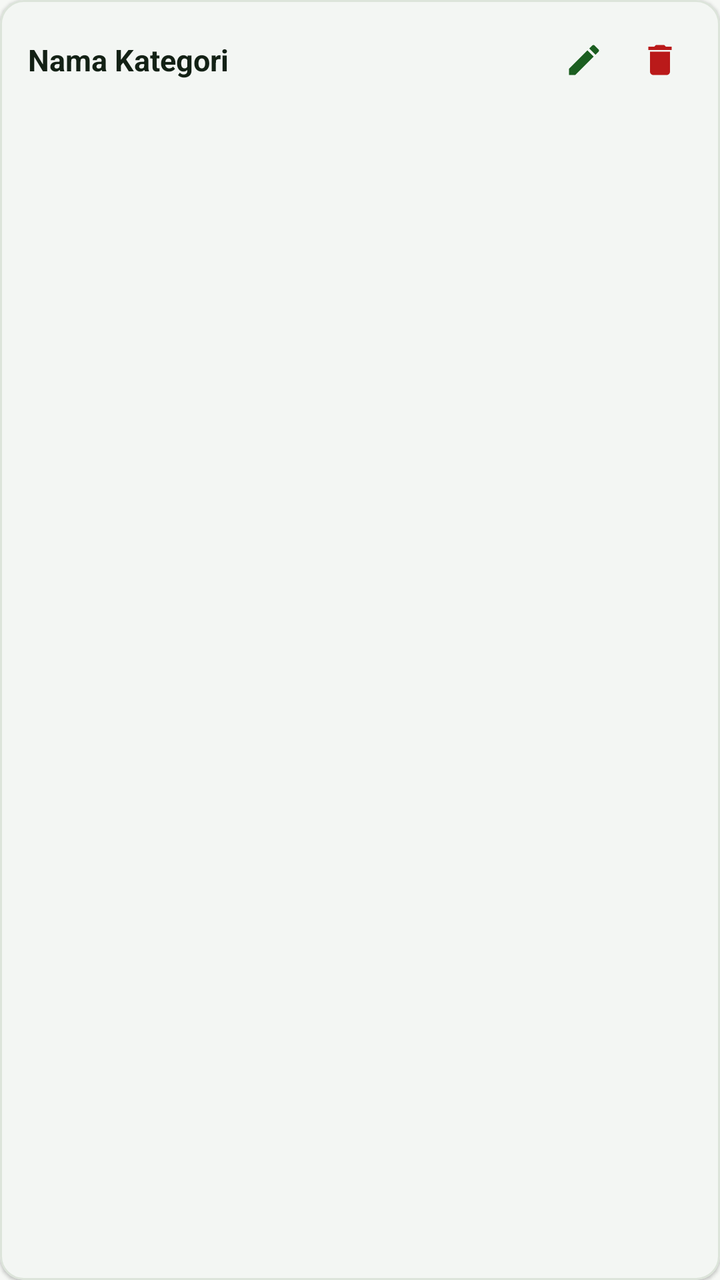
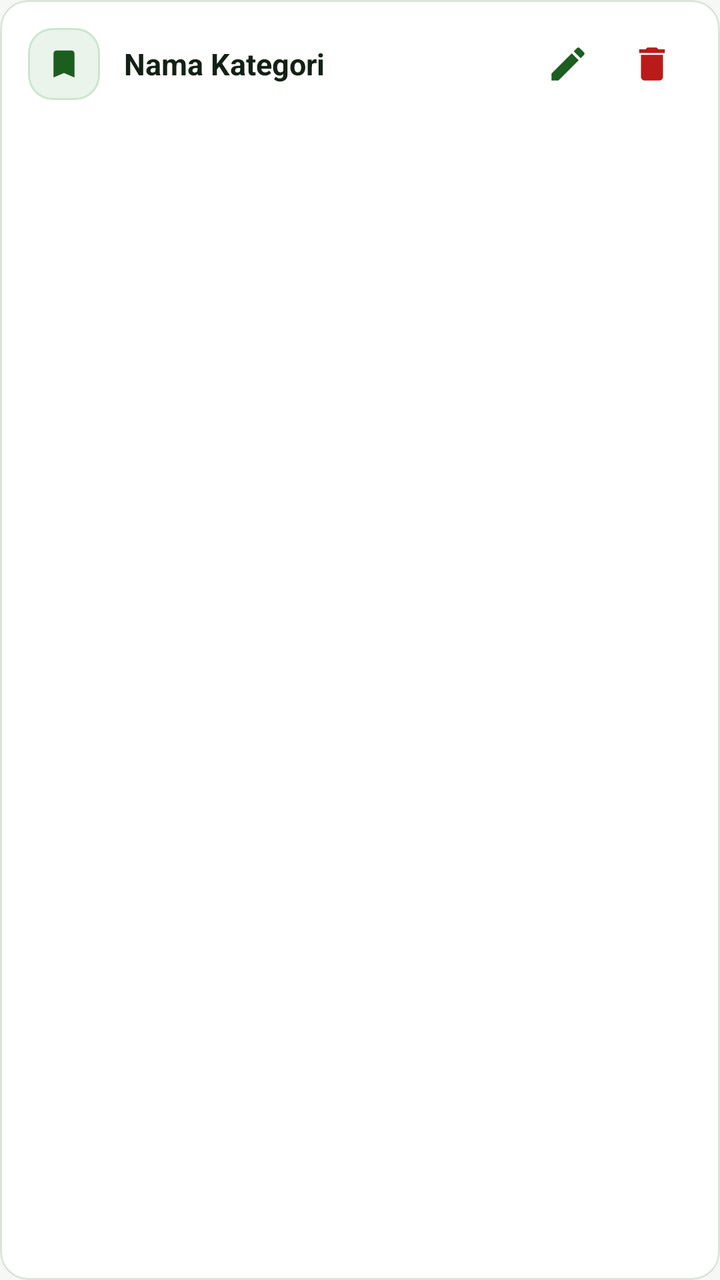

Two renders of the same Android screen: before a commit and after it. Below are the layout's source before the change and the commit's diff.
<!-- AndroidManifest.xml: application theme Theme.Perpustakaan2 -->
<!-- res/layout/item_category_manage.xml -->
<?xml version="1.0" encoding="utf-8"?>
<com.google.android.material.card.MaterialCardView xmlns:android="http://schemas.android.com/apk/res/android"
    xmlns:app="http://schemas.android.com/apk/res-auto"
    android:layout_width="match_parent"
    android:layout_height="wrap_content"
    android:layout_marginBottom="8dp"
    app:cardBackgroundColor="@color/surface"
    app:cardCornerRadius="12dp"
    app:cardElevation="1dp"
    app:strokeColor="@color/outline"
    app:strokeWidth="1dp">

    <LinearLayout
        android:layout_width="match_parent"
        android:layout_height="wrap_content"
        android:gravity="center_vertical"
        android:orientation="horizontal"
        android:padding="14dp">

        <TextView
            android:id="@+id/tvCategoryName"
            android:layout_width="0dp"
            android:layout_height="wrap_content"
            android:layout_weight="1"
            android:text="Nama Kategori"
            android:textColor="@color/text_primary"
            android:textSize="15sp"
            android:textStyle="bold" />

        <ImageView
            android:id="@+id/btnEditCategory"
            android:layout_width="32dp"
            android:layout_height="32dp"
            android:background="?attr/selectableItemBackgroundBorderless"
            android:clickable="true"
            android:focusable="true"
            android:padding="6dp"
            android:src="@drawable/ic_edit"
            app:tint="@color/primary" />

        <ImageView
            android:id="@+id/btnDeleteCategory"
            android:layout_width="32dp"
            android:layout_height="32dp"
            android:layout_marginStart="6dp"
            android:background="?attr/selectableItemBackgroundBorderless"
            android:clickable="true"
            android:focusable="true"
            android:padding="6dp"
            android:src="@drawable/ic_delete"
            app:tint="@color/error" />
    </LinearLayout>
</com.google.android.material.card.MaterialCardView>
<!-- resources referenced by this layout -->
<resources>
  <color name="error">#BA1A1A</color>
  <color name="outline">#DCE4DA</color>
  <color name="primary">#1B5E20</color>
  <color name="surface">#FFFFFF</color>
  <color name="text_primary">#132115</color>
  <!-- drawable ic_delete (drawable) -->
  <vector xmlns:android="http://schemas.android.com/apk/res/android"
      android:width="24dp"
      android:height="24dp"
      android:viewportWidth="24"
      android:viewportHeight="24">
    <path
        android:fillColor="#EF4444"
        android:pathData="M6,19c0,1.1 0.9,2 2,2h8c1.1,0 2,-0.9 2,-2V7H6v12zM19,4h-3.5l-1,-1h-5l-1,1H5v2h14V4z"/>
  </vector>
  <!-- drawable ic_edit (drawable) -->
  <vector xmlns:android="http://schemas.android.com/apk/res/android"
      android:width="24dp"
      android:height="24dp"
      android:viewportWidth="24"
      android:viewportHeight="24">
    <path
        android:fillColor="#FF000000"
        android:pathData="M3,17.25V21h3.75L17.81,9.94l-3.75,-3.75L3,17.25zM20.71,7.04c0.39,-0.39 0.39,-1.02 0,-1.41l-2.34,-2.34c-0.39,-0.39 -1.02,-0.39 -1.41,0l-1.83,1.83 3.75,3.75 1.83,-1.83z"/>
  </vector>
  <color name="primary_dark">#0E3D13</color>
  <color name="on_primary">#FFFFFF</color>
  <color name="primary_container">#CBE6CE</color>
  <color name="secondary">#2E7D32</color>
  <color name="on_secondary">#FFFFFF</color>
  <color name="secondary_container">#D8EED9</color>
  <color name="secondary_dark">#1B5E20</color>
  <color name="background">#F6F8F5</color>
  <color name="surface_variant">#EDF3EC</color>
  <color name="text_secondary">#4E6050</color>
  <color name="outline_variant">#EAEFE8</color>
  <color name="white">#FFFFFFFF</color>
  <color name="error_container">#FFDAD6</color>
  <!-- unchanged entries left out for length: 1 -->
</resources>

<!-- the commit's change to res/layout/item_category_manage.xml (unified diff, before → after) -->
@@ -3,10 +3,10 @@
     xmlns:app="http://schemas.android.com/apk/res-auto"
     android:layout_width="match_parent"
     android:layout_height="wrap_content"
-    android:layout_marginBottom="8dp"
+    android:layout_marginBottom="10dp"
     app:cardBackgroundColor="@color/surface"
-    app:cardCornerRadius="12dp"
-    app:cardElevation="1dp"
+    app:cardCornerRadius="14dp"
+    app:cardElevation="0dp"
     app:strokeColor="@color/outline"
     app:strokeWidth="1dp">
 
@@ -15,13 +15,31 @@
         android:layout_height="wrap_content"
         android:gravity="center_vertical"
         android:orientation="horizontal"
-        android:padding="14dp">
+        android:paddingHorizontal="14dp"
+        android:paddingVertical="12dp">
+
+        <FrameLayout
+            android:layout_width="36dp"
+            android:layout_height="36dp"
+            android:background="@drawable/bg_badge_primary">
+
+            <ImageView
+                android:layout_width="18dp"
+                android:layout_height="18dp"
+                android:layout_gravity="center"
+                android:src="@drawable/ic_bookmark"
+                app:tint="@color/primary" />
+        </FrameLayout>
 
         <TextView
             android:id="@+id/tvCategoryName"
             android:layout_width="0dp"
             android:layout_height="wrap_content"
+            android:layout_marginStart="12dp"
+            android:layout_marginEnd="8dp"
             android:layout_weight="1"
+            android:ellipsize="end"
+            android:maxLines="1"
             android:text="Nama Kategori"
             android:textColor="@color/text_primary"
             android:textSize="15sp"
@@ -29,24 +47,26 @@
 
         <ImageView
             android:id="@+id/btnEditCategory"
-            android:layout_width="32dp"
-            android:layout_height="32dp"
+            android:layout_width="40dp"
+            android:layout_height="40dp"
             android:background="?attr/selectableItemBackgroundBorderless"
             android:clickable="true"
+            android:contentDescription="Edit Kategori"
             android:focusable="true"
-            android:padding="6dp"
+            android:padding="9dp"
             android:src="@drawable/ic_edit"
             app:tint="@color/primary" />
 
         <ImageView
             android:id="@+id/btnDeleteCategory"
-            android:layout_width="32dp"
-            android:layout_height="32dp"
-            android:layout_marginStart="6dp"
+            android:layout_width="40dp"
+            android:layout_height="40dp"
+            android:layout_marginStart="2dp"
             android:background="?attr/selectableItemBackgroundBorderless"
             android:clickable="true"
+            android:contentDescription="Hapus Kategori"
             android:focusable="true"
-            android:padding="6dp"
+            android:padding="9dp"
             android:src="@drawable/ic_delete"
             app:tint="@color/error" />
     </LinearLayout>
<!-- resource entries referenced after the edit -->
@@ -5,6 +5,24 @@
   <color name="primary">#1B5E20</color>
   <color name="surface">#FFFFFF</color>
   <color name="text_primary">#132115</color>
+  <!-- drawable bg_badge_primary (drawable) -->
+  <?xml version="1.0" encoding="utf-8"?>
+  <shape xmlns:android="http://schemas.android.com/apk/res/android"
+      android:shape="rectangle">
+      <solid android:color="@color/primary_light" />
+      <corners android:radius="12dp" />
+      <stroke android:width="1dp" android:color="@color/primary_container" />
+  </shape>
+  <!-- drawable ic_bookmark (drawable) -->
+  <vector xmlns:android="http://schemas.android.com/apk/res/android"
+      android:width="24dp"
+      android:height="24dp"
+      android:viewportWidth="24"
+      android:viewportHeight="24">
+    <path
+        android:fillColor="#FF000000"
+        android:pathData="M17,3H7c-1.1,0 -1.99,0.9 -1.99,2L5,21l7,-3 7,3V5c0,-1.1 -0.9,-2 -2,-2z"/>
+  </vector>
   <!-- drawable ic_delete (drawable) -->
   <vector xmlns:android="http://schemas.android.com/apk/res/android"
       android:width="24dp"
@@ -25,6 +43,7 @@
         android:fillColor="#FF000000"
         android:pathData="M3,17.25V21h3.75L17.81,9.94l-3.75,-3.75L3,17.25zM20.71,7.04c0.39,-0.39 0.39,-1.02 0,-1.41l-2.34,-2.34c-0.39,-0.39 -1.02,-0.39 -1.41,0l-1.83,1.83 3.75,3.75 1.83,-1.83z"/>
   </vector>
+  <color name="primary_light">#EAF4EB</color>
   <color name="primary_dark">#0E3D13</color>
   <color name="on_primary">#FFFFFF</color>
   <color name="primary_container">#CBE6CE</color>
